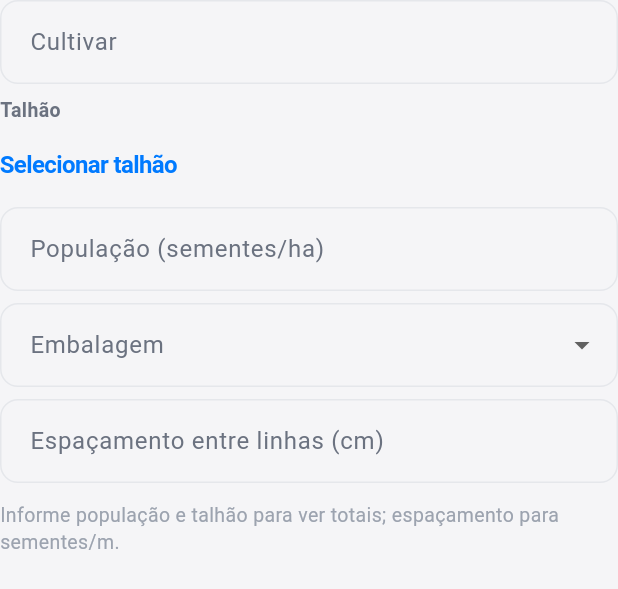
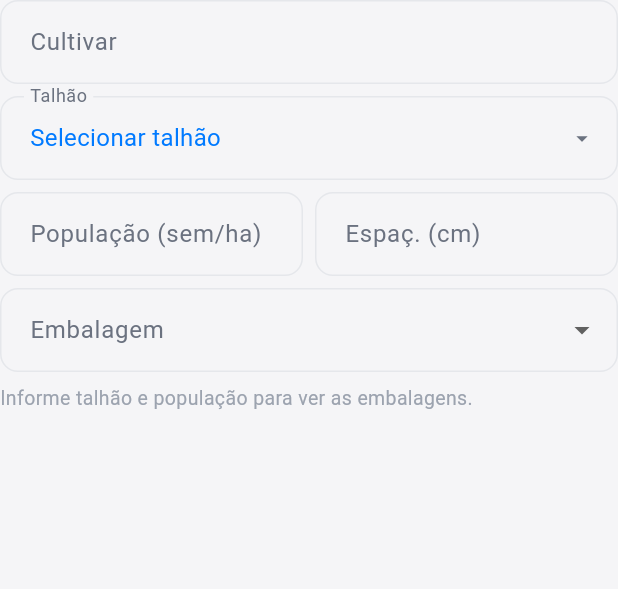
Before and after one commit to AfonsoRaudinei/Mapamental-agro, a Flutter app: the _SementeLineEditor widget shown alone on an empty page, opened directly with empty values, on a phone screen of 412 x 824 dp. Shown: the top 589 px of the screen. Run offline on Flutter 3.47's test engine with Material 3 defaults, Android fonts, the phone set to English and light mode, and no system bars; our stand-ins replace cached_network_image, drift, drift_flutter, flutter_riverpod, freezed_annotation, go_router and 9 more; missing offline and left inert: excel; accounts and stored records are empty; generated files the repository leaves out were written again.

Commit message:
Simplifica card de semente: talhão compacto, população/espaçamento lado a lado, resultado em 1 linha
Co-Authored-By: Claude Sonnet 5.5 <noreply@anthropic.com>
Claude-Session: https://claude.ai/code/session_01BUtroZd58WJVxytLstcfm1

```diff
--- a/agrimind/lib/features/plans/presentation/widgets/semente_stage_block.dart
+++ b/agrimind/lib/features/plans/presentation/widgets/semente_stage_block.dart
@@ -436,7 +436,7 @@ class _SementeStageBlockState extends ConsumerState<SementeStageBlock> {
         child: AccordionStageCard(
           stageCode: 'SEM',
           stageName: tituloHeader,
-          subtitleWidget: _headerSubtitleWidget(linhas),
+          subtitleWidget: expanded ? null : _headerSubtitleWidget(linhas),
           isExpanded: expanded,
           onToggle: _toggleExpanded,
           child: _expandedContent(linhas, reservados),
@@ -717,16 +717,35 @@ class _SementeLineEditorState extends ConsumerState<_SementeLineEditor> {
         const SizedBox(height: 8),
         _talhaoSelector(),
         const SizedBox(height: 8),
-        _field(
-          'População (sementes/ha)',
+        Row(
+          children: [
+            Expanded(
+              child: _field(
+                'População (sem/ha)',
                 _populacao,
-          keyboardType: const TextInputType.numberWithOptions(decimal: true),
+                keyboardType:
+                    const TextInputType.numberWithOptions(decimal: true),
+              ),
+            ),
+            const SizedBox(width: 8),
+            Expanded(
+              child: _field(
+                'Espaç. (cm)',
+                _espacamento,
+                keyboardType:
+                    const TextInputType.numberWithOptions(decimal: true),
+              ),
+            ),
+          ],
         ),
         const SizedBox(height: 8),
         DropdownButtonFormField<int>(
           initialValue: _embalagem,
+          isDense: true,
+          isExpanded: true,
           decoration: InputDecoration(
             labelText: 'Embalagem',
+            isDense: true,
             filled: true,
             fillColor: context.appBackground,
             border: OutlineInputBorder(
@@ -749,53 +768,40 @@ class _SementeLineEditorState extends ConsumerState<_SementeLineEditor> {
           },
         ),
         const SizedBox(height: 8),
-        _field(
-          'Espaçamento entre linhas (cm)',
-          _espacamento,
-          keyboardType: const TextInputType.numberWithOptions(decimal: true),
-        ),
-        const SizedBox(height: 12),
         _resultBlock(calc),
       ],
     );
   }
 
   Widget _talhaoSelector() {
-    return Column(
-      crossAxisAlignment: CrossAxisAlignment.start,
-      children: [
-        Text(
-          'Talhão',
-          style: AppTypography.caption.copyWith(
+    final t = _talhao;
+    return GestureDetector(
+      onTap: _pickTalhao,
+      behavior: HitTestBehavior.opaque,
+      child: InputDecorator(
+        decoration: InputDecoration(
+          labelText: 'Talhão',
+          isDense: true,
+          filled: true,
+          fillColor: context.appBackground,
+          suffixIcon: Icon(
+            Icons.arrow_drop_down,
             color: context.appTextSecondary,
-            fontWeight: FontWeight.w600,
+          ),
+          border: OutlineInputBorder(
+            borderRadius: BorderRadius.circular(8),
+            borderSide: BorderSide(color: context.appBorderSoft),
           ),
         ),
-        const SizedBox(height: 4),
-        CupertinoButton(
-          padding: EdgeInsets.zero,
-          onPressed: _pickTalhao,
-          child: Align(
-            alignment: Alignment.centerLeft,
         child: Text(
-              _talhao?.nome ?? 'Selecionar talhão',
+          t == null
+              ? 'Selecionar talhão'
+              : '${t.nome} · ${t.areaHa.toStringAsFixed(1)} ha',
           style: AppTypography.body.copyWith(
-                color: _talhao == null
-                    ? AppColors.primary
-                    : context.appTextPrimary,
-                fontWeight: FontWeight.w600,
+            color: t == null ? AppColors.primary : context.appTextPrimary,
           ),
         ),
       ),
-        ),
-        if (_talhao != null)
-          Text(
-            '${_talhao!.areaHa.toStringAsFixed(1)} ha (cadastro)',
-            style: AppTypography.caption.copyWith(
-              color: context.appTextSecondary,
-            ),
-          ),
-      ],
     );
   }
 
@@ -831,52 +837,34 @@ class _SementeLineEditorState extends ConsumerState<_SementeLineEditor> {
   Widget _resultBlock(SementesTalhaoCalculo? calc) {
     if (calc == null) {
       return Text(
-        'Informe população e talhão para ver totais; espaçamento para sementes/m.',
+        'Informe talhão e população para ver as embalagens.',
         style: AppTypography.caption.copyWith(color: context.appTextDisabled),
       );
     }
+    final n = calc.embalagensNecessarias;
+    final porMetro = calc.sementesPorMetroLinear;
     return Container(
       width: double.infinity,
-      padding: const EdgeInsets.all(10),
+      padding: const EdgeInsets.symmetric(horizontal: 10, vertical: 8),
       decoration: BoxDecoration(
         color: context.appBackground,
         borderRadius: BorderRadius.circular(8),
       ),
-      child: Column(
-        crossAxisAlignment: CrossAxisAlignment.start,
-        children: [
-          _resultRow(
-            'Embalagens necessárias',
-            calc.embalagensNecessarias.toString(),
-          ),
-          if (calc.sementesPorMetroLinear != null)
-            _resultRow(
-              'Sementes por metro linear',
-              calc.sementesPorMetroLinear!.toStringAsFixed(2),
-            ),
-        ],
-      ),
-    );
-  }
-
-  Widget _resultRow(String label, String value) {
-    return Padding(
-      padding: const EdgeInsets.symmetric(vertical: 3),
       child: Row(
         children: [
-          Expanded(
-            child: Text(
-              label,
+          Text(
+            '$n ${n == 1 ? 'embalagem' : 'embalagens'}',
+            style: AppTypography.body.copyWith(
+              color: context.appTextPrimary,
+              fontWeight: FontWeight.w800,
+            ),
+          ),
+          const Spacer(),
+          if (porMetro != null)
+            Text(
+              '${porMetro.toStringAsFixed(2)} sem/m',
               style: AppTypography.caption.copyWith(
                 color: context.appTextSecondary,
-              ),
-            ),
-          ),
-          Text(
-            value,
-            style: AppTypography.caption.copyWith(
-              color: context.appTextPrimary,
-              fontWeight: FontWeight.w800,
               ),
             ),
         ],
```
Lines whose indentation alone changed are shown as unchanged.
